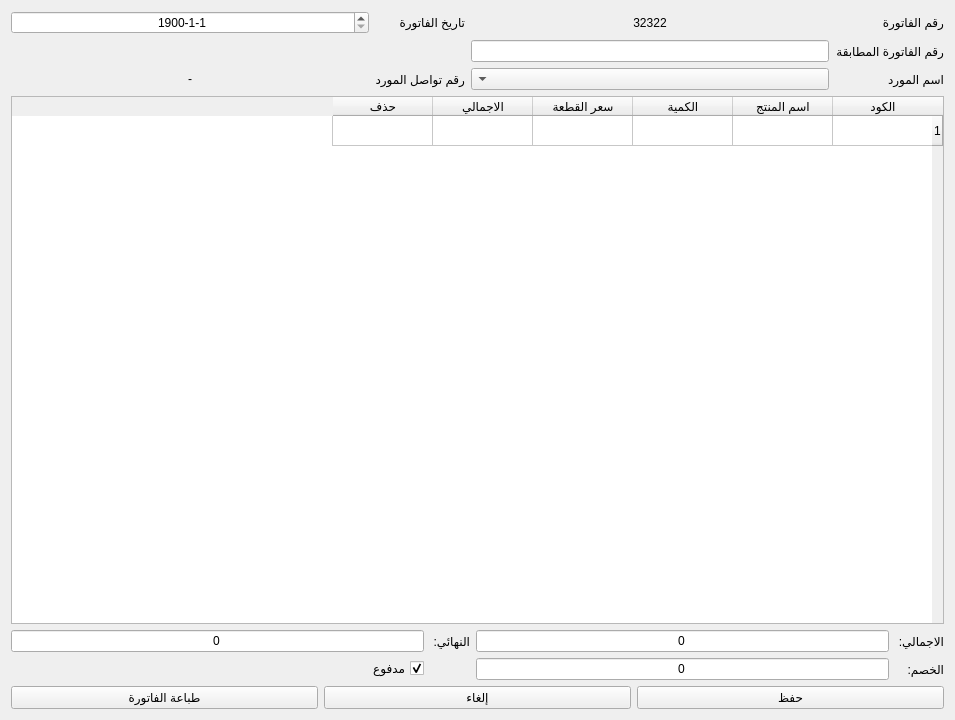
First picture: the form in bill_buy.ui, repository sameraga/Al_Jamal_Shop, before the edit.
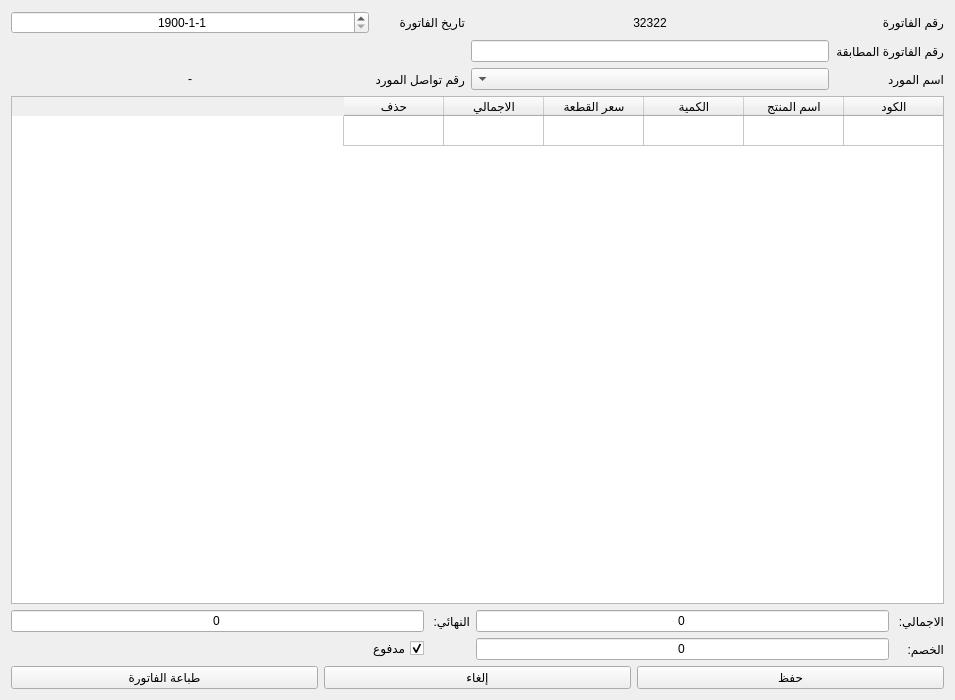
Second picture: the form after the edit.

Commit message: edit high of bill

```diff
--- a/bill_buy.ui
+++ b/bill_buy.ui
@@ -7,7 +7,7 @@
     <x>0</x>
     <y>0</y>
     <width>955</width>
-    <height>720</height>
+    <height>700</height>
    </rect>
   </property>
   <property name="windowTitle">
@@ -18,8 +18,6 @@
   </property>
   <layout class="QVBoxLayout" name="verticalLayout">
    <item>
-    <layout class="QVBoxLayout" name="verticalLayout_11">
-     <item>
       <layout class="QGridLayout" name="gridLayout_4">
        <item row="2" column="1">
         <widget class="QComboBox" name="s_name"/>
@@ -151,7 +149,7 @@
         <number>1</number>
        </property>
        <attribute name="verticalHeaderVisible">
-        <bool>true</bool>
+      <bool>false</bool>
        </attribute>
        <row/>
        <column>
@@ -277,8 +275,6 @@
       </layout>
      </item>
     </layout>
-   </item>
-  </layout>
  </widget>
  <tabstops>
   <tabstop>s_name</tabstop>
```
Left out of the diff: 9 changed lines with no effect on the pictures. Lines whose indentation alone changed are shown as unchanged. The commit also changes 1 other file.
